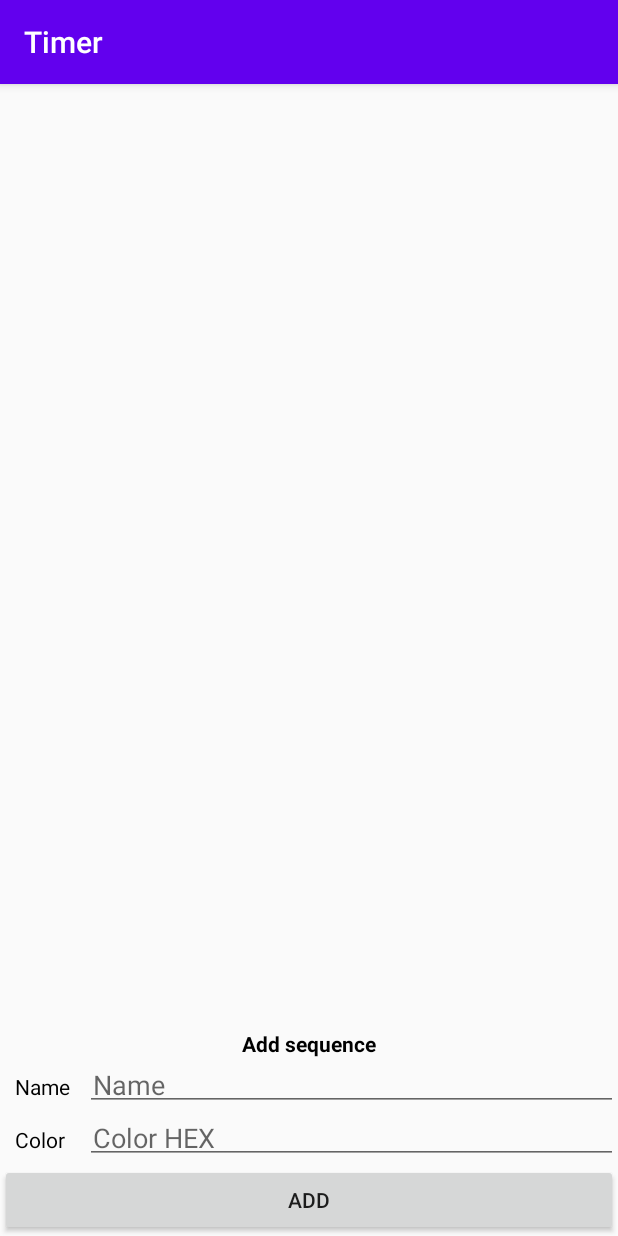
After one commit to SakovichVl/Android-Labs, an Android app: the HomeActivity screen opened directly, with no data from a screen before it, on a phone screen of 412 x 824 dp. The commit adds this screen. Run offline under Robolectric (Android 15) with nearby library versions, the phone set to English and light mode, and no system bars.

Commit message:
home page

```diff
--- a/Timer2/app/build.gradle
+++ b/Timer2/app/build.gradle
@@ -32,6 +32,7 @@ dependencies {
     implementation 'androidx.constraintlayout:constraintlayout:2.0.4'
     implementation 'androidx.recyclerview:recyclerview:1.1.0'
     implementation "androidx.lifecycle:lifecycle-extensions:2.2.0"
+    implementation 'com.google.code.gson:gson:2.8.6'
     testImplementation 'junit:junit:4.12'
     androidTestImplementation 'androidx.test.ext:junit:1.1.2'
     androidTestImplementation 'androidx.test.espresso:espresso-core:3.3.0'
--- a/Timer2/app/src/main/AndroidManifest.xml
+++ b/Timer2/app/src/main/AndroidManifest.xml
@@ -9,6 +9,8 @@
         android:roundIcon="@mipmap/ic_launcher_round"
         android:supportsRtl="true"
         android:theme="@style/AppTheme">
+        <activity android:name=".Activity.SequencePage" />
+        <activity android:name=".Activity.HomeActivity" />
         <activity android:name=".Activity.EditActivity" />
         <activity android:name=".Activity.MenuActivity" />
         <activity
--- /dev/null
+++ b/Timer2/app/src/main/java/com/example/timer/Activity/HomeActivity.kt
@@ -0,0 +1,33 @@
+package com.example.timer.Activity
+
+import android.os.Bundle
+import android.view.View
+import android.widget.Button
+import android.widget.EditText
+import androidx.appcompat.app.AppCompatActivity
+import androidx.lifecycle.ViewModelProvider
+import androidx.recyclerview.widget.LinearLayoutManager
+import androidx.recyclerview.widget.RecyclerView
+import com.example.timer.R
+import com.example.timer.RecyclerView.SequenceAdapter
+import com.example.timer.ViewModel.HomeViewModel
+
+class HomeActivity : AppCompatActivity() {
+    private var mViewModel: HomeViewModel? = null
+    override fun onCreate(savedInstanceState: Bundle?) {
+        super.onCreate(savedInstanceState)
+        setContentView(R.layout.activity_home)
+        mViewModel = ViewModelProvider(this).get(HomeViewModel::class.java)
+        val name = findViewById<EditText>(R.id.name_sequence_edit_text)
+        val color = findViewById<EditText>(R.id.color_sequence_edit_text)
+        val recyclerView = findViewById<RecyclerView>(R.id.sequence_recycler_view)
+        recyclerView.layoutManager = LinearLayoutManager(this)
+        val adapter = SequenceAdapter(mViewModel!!.getSequences())
+        recyclerView.adapter = adapter
+        val btn = findViewById<View>(R.id.add_sequence_button) as Button
+        btn.setOnClickListener {
+            mViewModel!!.addSequence(name.text.toString(), color.text.toString())
+            adapter.notifyDataSetChanged()
+        }
+    }
+}
--- a/Timer2/app/src/main/java/com/example/timer/Database/DatabaseHelper.kt
+++ b/Timer2/app/src/main/java/com/example/timer/Database/DatabaseHelper.kt
@@ -5,4 +5,8 @@ object DatabaseHelper {
     var TIMER_TABLE = "timers"
     var NAME_TIMER_ROW = "name"
     var DURATION_TIMER_ROW = "duration"
+    var SEQUENCE_TABLE = "sequences"
+    var NAME_SEQUENCE_ROW = "name"
+    var COLOR_SEQUENCE_ROW = "color"
+    var TIMERS_SEQUENCE_ROW = "timers"
 }
--- /dev/null
+++ b/Timer2/app/src/main/java/com/example/timer/ViewModel/HomeViewModel.kt
@@ -0,0 +1,24 @@
+package com.example.timer.ViewModel
+
+import android.app.Application
+import androidx.lifecycle.AndroidViewModel
+import com.example.timer.Database.Database.InsertSequence
+import com.example.timer.Database.Database.getSequences
+import com.example.timer.Model.Sequence
+import java.util.*
+
+class HomeViewModel(application: Application) : AndroidViewModel(application) {
+    private var sequences: ArrayList<Sequence>? = null
+    fun getSequences(): ArrayList<Sequence> {
+        if (sequences == null) {
+            sequences = getSequences(getApplication<Application>().baseContext)
+        }
+        return sequences as ArrayList<Sequence>
+    }
+
+    fun addSequence(name: String?, color: String?) {
+        val sequence = Sequence(name, color)
+        InsertSequence(getApplication<Application>().baseContext, sequence)
+        sequences!!.add(sequence)
+    }
+}
--- /dev/null
+++ b/Timer2/app/src/main/res/layout/activity_home.xml
@@ -0,0 +1,104 @@
+<?xml version="1.0" encoding="utf-8"?>
+<androidx.constraintlayout.widget.ConstraintLayout xmlns:android="http://schemas.android.com/apk/res/android"
+    xmlns:app="http://schemas.android.com/apk/res-auto"
+    xmlns:tools="http://schemas.android.com/tools"
+    android:layout_width="match_parent"
+    android:layout_height="match_parent"
+    tools:context=".Activity.HomeActivity">
+
+    <androidx.recyclerview.widget.RecyclerView
+        android:id="@+id/sequence_recycler_view"
+        android:layout_width="match_parent"
+        android:layout_height="0dp"
+        app:layout_constraintBottom_toTopOf="@+id/tableLayout"
+        app:layout_constraintEnd_toEndOf="parent"
+        app:layout_constraintStart_toStartOf="parent"
+        app:layout_constraintTop_toTopOf="parent"
+        app:layout_constraintVertical_bias="1.0" />
+
+    <TableLayout
+        android:id="@+id/tableLayout"
+        android:layout_width="match_parent"
+        android:layout_height="wrap_content"
+        android:stretchColumns="1"
+        app:layout_constraintBottom_toBottomOf="parent">
+
+        <TableRow
+            android:layout_width="match_parent"
+            android:layout_height="match_parent">
+
+            <TextView
+                android:id="@+id/textView6"
+                android:layout_width="match_parent"
+                android:layout_height="wrap_content"
+                android:layout_span="2"
+                android:gravity="center"
+                android:text="@string/add_sequence"
+                android:textColor="@android:color/black"
+                android:textStyle="bold" />
+        </TableRow>
+
+        <TableRow
+            android:layout_width="match_parent"
+            android:layout_height="match_parent">
+
+            <TextView
+                android:id="@+id/textView4"
+                android:layout_width="wrap_content"
+                android:layout_height="wrap_content"
+                android:layout_column="0"
+                android:layout_marginStart="10dp"
+                android:layout_marginLeft="10dp"
+                android:text="@string/name"
+                android:textColor="@android:color/black" />
+
+            <EditText
+                android:id="@+id/name_sequence_edit_text"
+                android:layout_column="1"
+                android:layout_marginStart="10dp"
+                android:layout_marginLeft="10dp"
+                android:autofillHints=""
+                android:hint="@string/name"
+                android:inputType="text"
+                android:padding="5dp" />
+        </TableRow>
+
+        <TableRow
+            android:layout_width="match_parent"
+            android:layout_height="match_parent">
+
+            <TextView
+                android:id="@+id/textView7"
+                android:layout_width="wrap_content"
+                android:layout_height="wrap_content"
+                android:layout_column="0"
+                android:layout_marginStart="10dp"
+                android:layout_marginLeft="10dp"
+                android:text="@string/color"
+                android:textColor="@android:color/black" />
+
+            <EditText
+                android:id="@+id/color_sequence_edit_text"
+                android:layout_column="1"
+                android:layout_marginStart="10dp"
+                android:layout_marginLeft="10dp"
+                android:hint="@string/color_hex"
+                android:importantForAutofill="no"
+                android:inputType="text"
+                android:padding="5dp" />
+        </TableRow>
+
+        <TableRow
+            android:layout_width="match_parent"
+            android:layout_height="match_parent">
+
+            <Button
+                android:id="@+id/add_sequence_button"
+                android:layout_width="wrap_content"
+                android:layout_height="wrap_content"
+                android:layout_span="2"
+                android:text="@string/add" />
+        </TableRow>
+    </TableLayout>
+
+</androidx.constraintlayout.widget.ConstraintLayout>
--- a/Timer2/app/src/main/res/values/strings.xml
+++ b/Timer2/app/src/main/res/values/strings.xml
@@ -8,4 +8,9 @@
     <string name="name">Name</string>
     <string name="duration">Duration</string>
     <string name="add">Add</string>
+    <string name="add_sequence">Add sequence</string>
+    <string name="color">Color</string>
+    <string name="color_hex">Color HEX</string>
+    <string name="change">Change</string>
+    <string name="delete">Delete</string>
 </resources>
```
Also changed, not shown: Timer2/app/src/main/java/com/example/timer/Activity/MenuActivity.kt (+6 -1 lines), Timer2/app/src/main/java/com/example/timer/Activity/SequencePage.kt (added, +41 -0 lines), Timer2/app/src/main/java/com/example/timer/Database/Database.kt (+84 -4 lines), Timer2/app/src/main/java/com/example/timer/Model/Sequence.kt (+52 -3 lines), Timer2/app/src/main/java/com/example/timer/Model/Timer.kt (+35 -5 lines), Timer2/app/src/main/java/com/example/timer/RecyclerView/AllTimersAdapter.kt (added, +49 -0 lines), Timer2/app/src/main/java/com/example/timer/RecyclerView/ContainsTimerSequenceAdapter.kt (added, +53 -0 lines), Timer2/app/src/main/java/com/example/timer/RecyclerView/SequenceAdapter.kt (added, +54 -0 lines), Timer2/app/src/main/java/com/example/timer/ViewModel/SequencePageViewModel.kt (added, +48 -0 lines), Timer2/app/src/main/res/layout/activity_sequence_page.xml (added, +38 -0 lines), Timer2/app/src/main/res/layout/sequence_item.xml (added, +25 -0 lines), Timer2/app/src/main/res/layout/timer_sequence_item.xml (added, +40 -0 lines).
